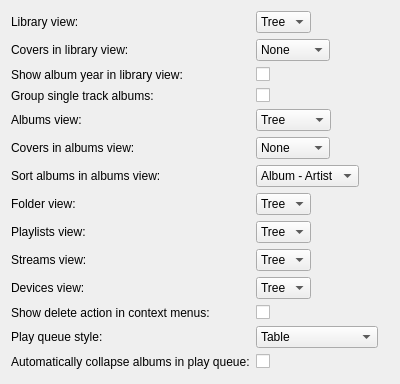
First picture: the form in gui/interfacesettings.ui, repository polpo/cantata-mac, before the edit.
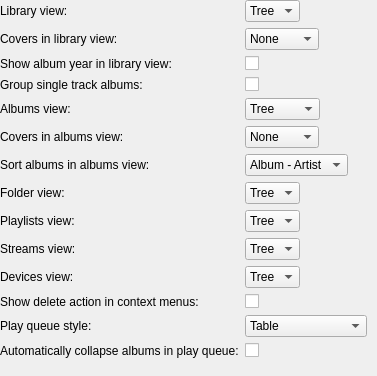
Second picture: the form after the edit.

Commit message: Remove margins

Patch:
```diff
--- a/gui/interfacesettings.ui
+++ b/gui/interfacesettings.ui
@@ -6,8 +6,8 @@
    <rect>
     <x>0</x>
     <y>0</y>
-    <width>400</width>
-    <height>384</height>
+    <width>377</width>
+    <height>376</height>
    </rect>
   </property>
   <property name="windowTitle">
@@ -17,6 +17,9 @@
    <property name="fieldGrowthPolicy">
     <enum>QFormLayout::ExpandingFieldsGrow</enum>
    </property>
+   <property name="margin">
+    <number>0</number>
+   </property>
    <item row="0" column="0">
     <widget class="QLabel" name="label">
      <property name="text">
```
The commit also changes 1 other file.
